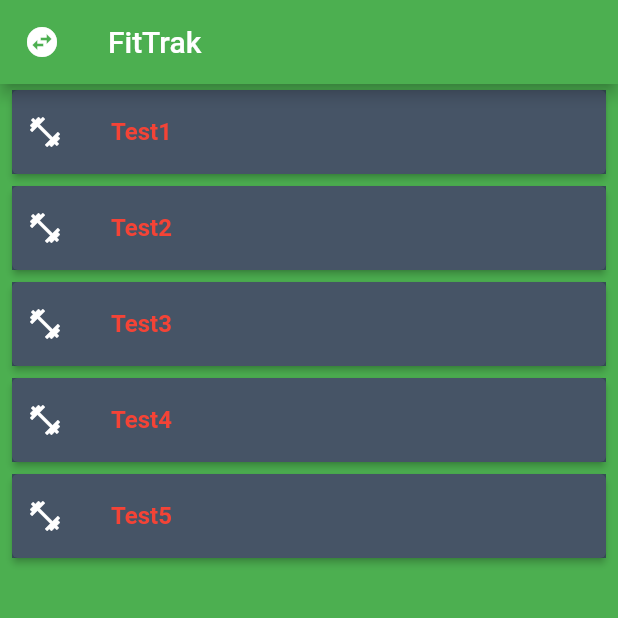
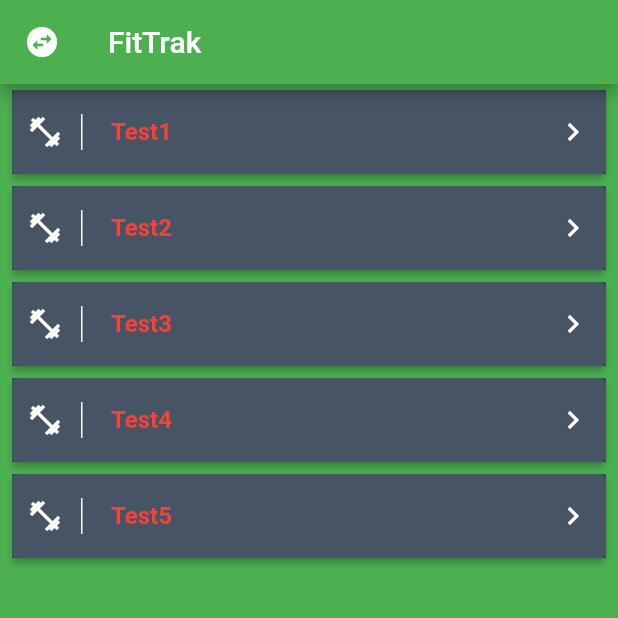
Before and after one commit to Anna-Myzukina/fitnes, a Flutter app: the screen it shows after launch, on a phone screen of 412 x 824 dp, the top half of it. Run offline on Flutter 3.47's test engine with Material 2 defaults, Android fonts, the phone set to English and light mode, and no system bars.

Commit message:
Add styles to main list

```diff
--- a/lib/main.dart
+++ b/lib/main.dart
@@ -81,12 +81,17 @@ class WorkoutList extends StatelessWidget {
                   contentPadding: EdgeInsets.symmetric(horizontal: 10),
                   leading: Container(
                       padding: EdgeInsets.only(right: 12),
-                      child: Icon(Icons.fitness_center, color: Colors.white)),
+                      child: Icon(Icons.fitness_center, color: Colors.white),
+                      decoration: BoxDecoration(
+                        border: Border(right: BorderSide(width: 1, color: Colors.white)),
+                      ),
+                  ),
                   title: Text(
                     workouts[i].title,
                     style: TextStyle(
                         color: Colors.red, fontWeight: FontWeight.bold),
                   ),
+                  trailing: Icon(Icons.keyboard_arrow_right, color: Colors.white),
                 ),
               ),
             );
```
